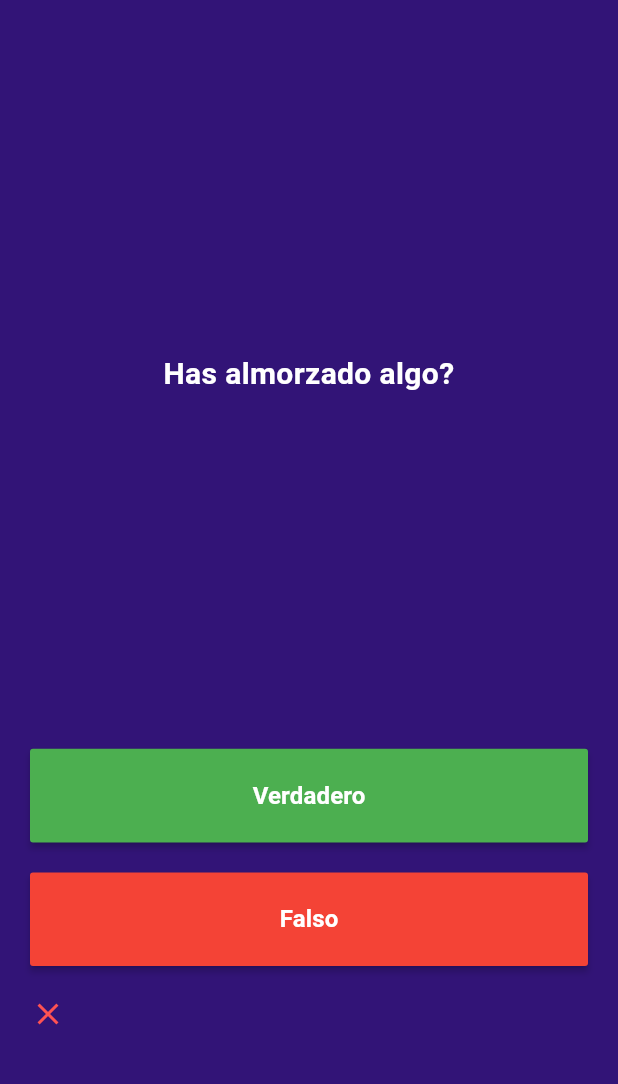
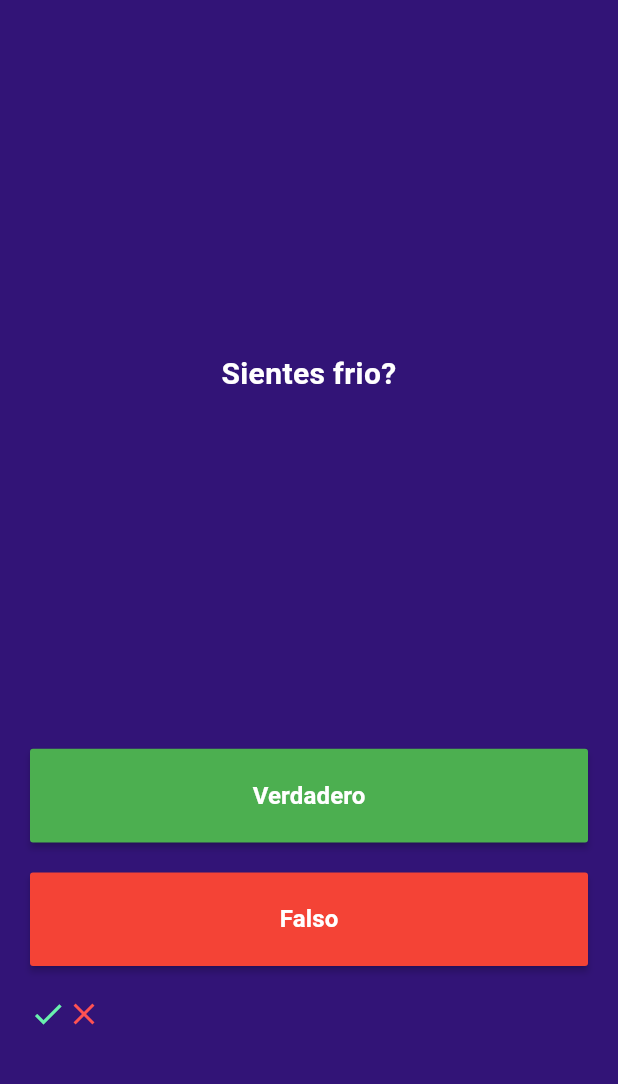
Before and after one commit to KeingCasabona/Tecsup-semana5-quizapp, a Flutter app: the screen it shows after launch, after a tap on "Verdadero", after a tap on "Falso", on a phone screen of 412 x 824 dp, the part 84-1168 px from its top. Run offline on Flutter 3.47's test engine with Material 3 defaults, Android fonts, the phone set to English and light mode, and no system bars.

```diff
--- a/lib/main.dart
+++ b/lib/main.dart
@@ -31,7 +31,12 @@ class _QuizPageState extends State<QuizPage> {
     "Vas a salir mañana?",
   ];
 
-  List<bool> answers = [true, true, false, true];
+  List<bool> answers = [
+    true,
+    true,
+    false,
+    true,
+  ];
 
   List<Icon> scoreKeeper = [];
 
@@ -72,13 +77,23 @@ class _QuizPageState extends State<QuizPage> {
                 onPressed: () {
                   setState(
                     () {
+                      bool correctAnswer = answers[questionNumber];
+                      if (correctAnswer == true) {
+                        scoreKeeper.add(
+                          Icon(
+                            Icons.check,
+                            color: Colors.greenAccent,
+                          ),
+                        );
+                      } else {
+                        scoreKeeper.add(
+                          Icon(
+                            Icons.close,
+                            color: Colors.redAccent,
+                          ),
+                        );
+                      }
                       questionNumber++;
-                      scoreKeeper.add(
-                        Icon(
-                          Icons.close,
-                          color: Colors.redAccent,
-                        ),
-                      );
                     },
                   );
                 },
@@ -95,7 +110,29 @@ class _QuizPageState extends State<QuizPage> {
             SizedBox(height: 20),
             Expanded(
               child: MaterialButton(
-                onPressed: () {},
+                onPressed: () {
+                  setState(
+                    () {
+                      bool correctAnswer = answers[questionNumber];
+                      if (correctAnswer == false) {
+                        scoreKeeper.add(
+                          Icon(
+                            Icons.check,
+                            color: Colors.greenAccent,
+                          ),
+                        );
+                      } else {
+                        scoreKeeper.add(
+                          Icon(
+                            Icons.close,
+                            color: Colors.redAccent,
+                          ),
+                        );
+                      }
+                      questionNumber++;
+                    },
+                  );
+                },
                 child: Text(
                   'Falso',
                   style: TextStyle(
```
